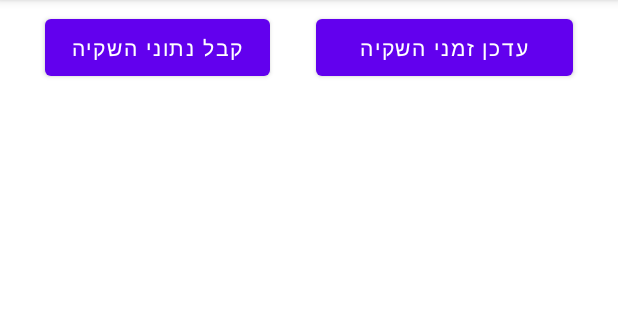
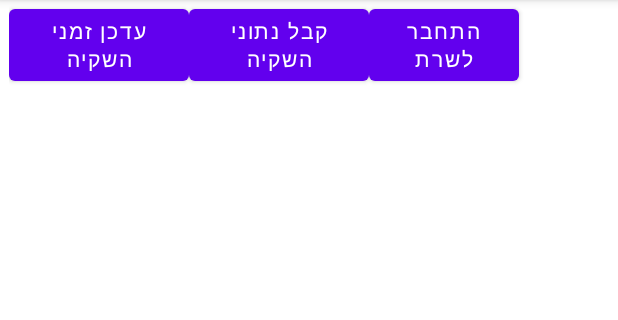
Before and after one commit to AviK-codes/AndroidMQTT, an Android app: the screen it shows after launch (MainActivity), on a phone screen of 412 x 824 dp, the part 84-404 px from its top. Run offline under Robolectric (Android 15) with nearby library versions, the phone set to English and light mode, and no system bars; libraries missing offline, so code that uses them is left out: org.eclipse.paho.

Commit message:
improving the connectivity and the reconnecting to the network

```diff
--- a/app/src/main/java/com/example/test2/MainActivity.java
+++ b/app/src/main/java/com/example/test2/MainActivity.java
@@ -12,6 +12,7 @@ import android.widget.TextView;
 import androidx.appcompat.app.AppCompatActivity;
 
 import org.eclipse.paho.android.service.MqttAndroidClient;
+import org.eclipse.paho.android.service.MqttService;
 import org.eclipse.paho.client.mqttv3.IMqttActionListener;
 import org.eclipse.paho.client.mqttv3.IMqttDeliveryToken;
 import org.eclipse.paho.client.mqttv3.IMqttToken;
@@ -68,7 +69,6 @@ public class MainActivity extends AppCompatActivity {
     public MqttAndroidClient mqttAndroidClient;
     String devicedata="";
     private static MainActivity instance;
-    boolean DeviceIrrigationStatus= true;
     String mqttmsgirrigationstat="";
     /*
         final String url = "tcp://broker.emqx.io";
@@ -77,16 +77,17 @@ public class MainActivity extends AppCompatActivity {
         String clientId = "aaa";
         String subtopic = "/sensor/temp";
     */
-    boolean link_status = false;
+
+    // LinkStatus linkstatus= new LinkStatus();
 
     @Override
     protected void onCreate(Bundle savedInstanceState) {
         super.onCreate(savedInstanceState);
         setContentView(R.layout.activity_main);
+
         instance = this;
 
-        final int CONNECTION_TIMEOUT = 600;
-        final int KEEP_ALIVE_INTERVAL = 200;
+
 
         dataReceived = (TextView) findViewById(R.id.dataReceived);
         //dataReceived.setMovementMethod(new ScrollingMovementMethod());
@@ -95,65 +96,17 @@ public class MainActivity extends AppCompatActivity {
         //dataReceived.setSingleLine(false);
         dataReceived.setMovementMethod(new ScrollingMovementMethod());
         //startMqtt();
-        mqttAndroidClient = new MqttAndroidClient(this.getApplicationContext(), url, clientId);
-        mqttAndroidClient.setCallback(new MqttCallback() {
-            @Override
-            public void connectionLost(Throwable cause) {
-                Log.w("Mqtt", "Connection was lost!");
-                link_status = false;
-            }
 
-            @Override
-            public void messageArrived(String topic, MqttMessage message) throws Exception {
-                Log.w("Mqtt","Message Arrived!: " + topic + ": " + new String(message.getPayload()));
-                Log.w("Mqtt", message.toString());
-                SednDeviceDataToScreen(topic, message.toString());
-            }
 
-            @Override
-            public void deliveryComplete(IMqttDeliveryToken token) {
-                Log.w("Mqtt", "Delivery Complete");
-            }
-        });
 
-        MqttConnectOptions mqttConnectOptions = new MqttConnectOptions();
-        mqttConnectOptions.setAutomaticReconnect(true);
-        mqttConnectOptions.setCleanSession(false);
-        mqttConnectOptions.setConnectionTimeout(CONNECTION_TIMEOUT);
-        mqttConnectOptions.setKeepAliveInterval(KEEP_ALIVE_INTERVAL);
-        mqttConnectOptions.setUserName(username);
-        mqttConnectOptions.setPassword(password.toCharArray());
 
-        try {
-            mqttAndroidClient.connect(mqttConnectOptions, null, new IMqttActionListener() {
-                @Override
-                public void onSuccess(IMqttToken asyncActionToken) {
-                    link_status = true;
-                    Log.w("Mqtt", "Connection Success!");
-                    try {
-                        Log.w("Mqtt", "Subscribing to");
-                        Log.w("Mqtt", subtopic);
-                        mqttAndroidClient.subscribe(subtopic, 0);
-                        Log.w("Mqtt","Subscribed to topic"); // subscribe to all topics coming from device
-                    } catch (MqttException ex) {
-
-                    }
-                }
-
-                @Override
-                public void onFailure(IMqttToken asyncActionToken, Throwable exception) {
-                    Log.w("Mqtt", "Connection Failure!");
-                    link_status = false;
-                }
-            });
-        } catch (MqttException ex) {
-
-        }
     }
 
     public void getDeviceSettings(View view)
     {
         pollDeviceForItsSettings();
+        devicedata="";
+        dataReceived.setText("");
     }
 
     public void pollDeviceForItsSettings()
@@ -163,9 +116,8 @@ public class MainActivity extends AppCompatActivity {
         String topic_getsolenoidssettings="iot-2/type/"+device_type+"/id/"+device_id+"/cmd/getsolenoidssettings/fmt/json";
         String topic_getdevicetime="iot-2/type/"+device_type+"/id/"+device_id+"/cmd/getdevicetime/fmt/json";
 
-        devicedata="";
         try {
-            if (link_status == true)
+            if ((mqttAndroidClient!=null)&&mqttAndroidClient.isConnected())
             {
                 Log.w("Mqtt", "Publishing message..");
                 mqttAndroidClient.publish(topic_getdevicetime, new MqttMessage("{'time':'?'}".getBytes()));
@@ -187,6 +139,7 @@ public class MainActivity extends AppCompatActivity {
      String daysofweek[]={"Sunday","Monday","Tuesday","wednesday","Thursday","Friday","Saturday"};
 
      JSONObject reader = new JSONObject(data.toString());
+     MainActivityMqttSetting settingform=MainActivityMqttSetting.getInstance(); // retrieve pointer of the second activity which contains the setting forms
 
      if (topic.contains("devicetimestatus"))
       {
@@ -199,20 +152,29 @@ public class MainActivity extends AppCompatActivity {
         String sprinkler1stat = reader.optString("Solenoid1"); // using optString instead of getString saves the exception in case a key value is missing
         String sprinkler2stat = reader.optString("Solenoid2");
         String sprinkler3stat = reader.optString("Solenoid3");
-          mqttmsgirrigationstat = reader.optString("Irrigation");
+        mqttmsgirrigationstat = reader.optString("Irrigation");
+
+
+          if (settingform!=null) // check if MainActivityMqttSetting was created
+          {
+           settingform.getInstance().setManualIrriToggSwitchState(sprinkler1stat,sprinkler2stat,sprinkler3stat); // update manual irrigation toggle switches
+          }
+
         devicedata += "\nIrrigation is: "+mqttmsgirrigationstat+"\nSprinklers current status:\nSprinkler 1 is: " + sprinkler1stat + ", Sprinkler 2 is: " + sprinkler2stat + ", Sprinkler 3 is: " + sprinkler3stat;
+
+        if (!mqttmsgirrigationstat.isEmpty())
+          {
+           boolean deviceirrigationstatus= true;
+           if (mqttmsgirrigationstat.equalsIgnoreCase("Enabled")) deviceirrigationstatus = true;
+           else deviceirrigationstatus = false;
+
+            if (settingform!=null) // check if MainActivityMqttSetting was created
+              {
+               settingform.getInstance().setDisablechkbox(deviceirrigationstatus);
+              }
+          }
       }
 
-     if (!mqttmsgirrigationstat.isEmpty())
-     {
-      if (mqttmsgirrigationstat.equalsIgnoreCase("Enabled")) DeviceIrrigationStatus = true;
-      else DeviceIrrigationStatus = false;
-      MainActivityMqttSetting aa=MainActivityMqttSetting.getInstance();
-      if (aa!=null)
-      {
-          MainActivityMqttSetting.getInstance().setDisablechkbox(DeviceIrrigationStatus);
-      }
-     }
      if (topic.contains("reportsolenoidssettings"))
        {
         try
@@ -273,7 +235,7 @@ public class MainActivity extends AppCompatActivity {
     {
         devicedata="";
         try {
-            if (link_status == true)
+            if (mqttAndroidClient.isConnected())
             {
                 Log.w("Mqtt", "Publishing message..");
                 Log.w("jsonarray Sprink header tx", msg_header);
@@ -283,6 +245,119 @@ public class MainActivity extends AppCompatActivity {
         } catch (MqttException e) {
             e.printStackTrace();
         }
+    }
+
+   public void ConnectToMQTTServer(View view)
+   {
+       final int CONNECTION_TIMEOUT = 600;
+       final int KEEP_ALIVE_INTERVAL = 300;
+       devicedata="";
+
+       stopService(new Intent(this, MqttService.class));
+       startService(new Intent(this, MqttService.class));
+
+       if (mqttAndroidClient!=null)
+       {
+         String a= mqttAndroidClient.getClientId(); // avi
+         Log.w("Mqtt", a);
+         //onlyonce=0;
+         //mqttAndroidClient.registerResources(this);
+         // mqttAndroidClient.close();
+           /*
+           try {
+               IMqttToken disconToken = mqttAndroidClient.disconnect();
+               disconToken.setActionCallback(new IMqttActionListener() {
+                   @Override
+                   public void onSuccess(IMqttToken asyncActionToken) {
+                       Log.w("Mqtt", "we are disconnected");
+                       // we are now successfully disconnected
+                   }
+
+                   @Override
+                   public void onFailure(IMqttToken asyncActionToken,
+                                         Throwable exception) {
+                       // something went wrong, but probably we are disconnected anyway
+                       Log.w("Mqtt", "something went wrong but we are disconnected");
+                   }
+               });
+           } catch (MqttException e) {
+               e.printStackTrace();
+           }
+
+            */
+       }
+
+       MqttConnectOptions mqttConnectOptions = new MqttConnectOptions();
+       mqttConnectOptions.setAutomaticReconnect(true);
+       //mqttConnectOptions.setAutomaticReconnect(false); // was true but automatic reconnect didn't work thus I've disabled it, only manual connection is working fine
+       mqttConnectOptions.setCleanSession(false);
+       mqttConnectOptions.setConnectionTimeout(CONNECTION_TIMEOUT);
+       mqttConnectOptions.setKeepAliveInterval(KEEP_ALIVE_INTERVAL);
+       mqttConnectOptions.setUserName(username);
+       mqttConnectOptions.setPassword(password.toCharArray());
+
+       mqttAndroidClient = new MqttAndroidClient(this.getApplicationContext(), url, clientId);
+       mqttAndroidClient.setCallback(new MqttCallback() {
+           @Override
+           public void connectionLost(Throwable cause) {
+               Log.w("Mqtt", "Connection was lost!");
+           }
+
+           @Override
+           public void messageArrived(String topic, MqttMessage message) throws Exception {
+               Log.w("Mqtt","Message Arrived!: " + topic + ": " + new String(message.getPayload()));
+               Log.w("Mqtt", message.toString());
+               SednDeviceDataToScreen(topic, message.toString());
+           }
+
+           @Override
+           public void deliveryComplete(IMqttDeliveryToken token) {
+               Log.w("Mqtt", "Delivery Complete");
+           }
+       });
+
+       try {
+            mqttAndroidClient.connect(mqttConnectOptions, null, new IMqttActionListener() {
+               @Override
+               public void onSuccess(IMqttToken asyncActionToken) {
+
+                   Log.w("Mqtt", "Connection Success!");
+                       try
+                       {
+                               Log.w("Mqtt", "Subscribing to");
+                               Log.w("Mqtt", subtopic);
+                               mqttAndroidClient.subscribe(subtopic, 0);
+                               Log.w("Mqtt", "Subscribed to topic"); // subscribe to all topics coming from device
+                       } catch (MqttException ex)
+                       {
+                           Log.w("Mqtt problem", ex.getMessage());
+                       }
+               }
+
+               @Override
+               public void onFailure(IMqttToken asyncActionToken, Throwable exception) {
+                   Log.w("Mqtt", "Connection Failure!");
+
+               }
+           });
+       } catch (MqttException ex) {
+           Log.w("Mqtt problem", ex.getMessage());
+       }
+   }
+
+}
+
+class LinkStatus {
+    private boolean status=false; // private = restricted access
+
+    // Getter
+    public boolean getStatus() {
+        return status;
+    }
+
+    // Setter
+    public void setStatus(boolean status) {
+        this.status = status;
     }
 }
 /*
--- a/app/src/main/res/layout/activity_main.xml
+++ b/app/src/main/res/layout/activity_main.xml
@@ -23,31 +23,39 @@
         app:layout_constraintTop_toTopOf="parent"
         app:layout_constraintVertical_bias="0.0" />
 
-    <Button
+    <RelativeLayout
+        android:layout_width="match_parent"
+        android:layout_height="match_parent"
+        android:paddingLeft="6dp"
+        android:paddingRight="6dp"
+        android:orientation="horizontal" >
+
+        <Button
+         android:id="@+id/buttonConnec"
+         android:layout_width="100dp"
+         android:layout_height="60dp"
+         android:onClick="ConnectToMQTTServer"
+         android:text="@string/button_connect_txt"
+         android:layout_toRightOf="@+id/button_getDeviceSettings"
+         app:layout_constraintTop_toTopOf="parent"/>
+
+        <Button
         android:id="@+id/button_getDeviceSettings"
-        android:layout_width="150dp"
-        android:layout_height="50dp"
-        android:layout_marginStart="16dp"
+        android:layout_width="120dp"
+        android:layout_height="60dp"
         android:onClick="getDeviceSettings"
         android:text="@string/button_getdevicesettings"
-        app:layout_constraintBottom_toBottomOf="parent"
-        app:layout_constraintEnd_toStartOf="@+id/button_configDeviceSettings"
-        app:layout_constraintStart_toStartOf="parent"
-        app:layout_constraintTop_toTopOf="parent"
-        app:layout_constraintVertical_bias="0.009" />
+        android:layout_toRightOf="@+id/button_configDeviceSettings"
+        app:layout_constraintTop_toTopOf="parent"/>
 
-    <Button
-        android:id="@+id/button_configDeviceSettings"
-        android:layout_width="171dp"
-        android:layout_height="50dp"
-        android:layout_marginStart="16dp"
-        android:layout_marginEnd="16dp"
-        android:onClick="setDeviceConfiguration"
-        android:text="@string/button_config_device_txt"
-        app:layout_constraintBottom_toBottomOf="parent"
-        app:layout_constraintEnd_toEndOf="parent"
-        app:layout_constraintStart_toEndOf="@+id/button_getDeviceSettings"
-        app:layout_constraintTop_toTopOf="parent"
-        app:layout_constraintVertical_bias="0.009" />
+        <Button
+         android:id="@+id/button_configDeviceSettings"
+         android:layout_width="120dp"
+         android:layout_height="60dp"
+         android:onClick="setDeviceConfiguration"
+         android:text="@string/button_config_device_txt"
+         app:layout_constraintTop_toTopOf="parent"/>
+
+    </RelativeLayout>
 
 </androidx.constraintlayout.widget.ConstraintLayout>
--- a/app/src/main/res/values/strings.xml
+++ b/app/src/main/res/values/strings.xml
@@ -22,4 +22,5 @@
     <string name="txt_disable_irrigation">Irrigation disabled</string>
     <string name="txt_enable_irrigation">Irrigation enabled</string>
     <string name="txt_chkbox_enable_irrigation">איפשור מערכת השקיה</string>
+    <string name="button_connect_txt">התחבר לשרת</string>
 </resources>
--- a/build.gradle
+++ b/build.gradle
@@ -5,7 +5,7 @@ buildscript {
         jcenter()
     }
     dependencies {
-        classpath "com.android.tools.build:gradle:4.1.1"
+        classpath 'com.android.tools.build:gradle:4.1.2'
 
         // NOTE: Do not place your application dependencies here; they belong
         // in the individual module build.gradle files
```
Also changed, not shown: app/src/main/AndroidManifest.xml (+10 -4 lines), app/src/main/java/com/example/test2/MainActivityMqttSetting.java (+23 -5 lines).
